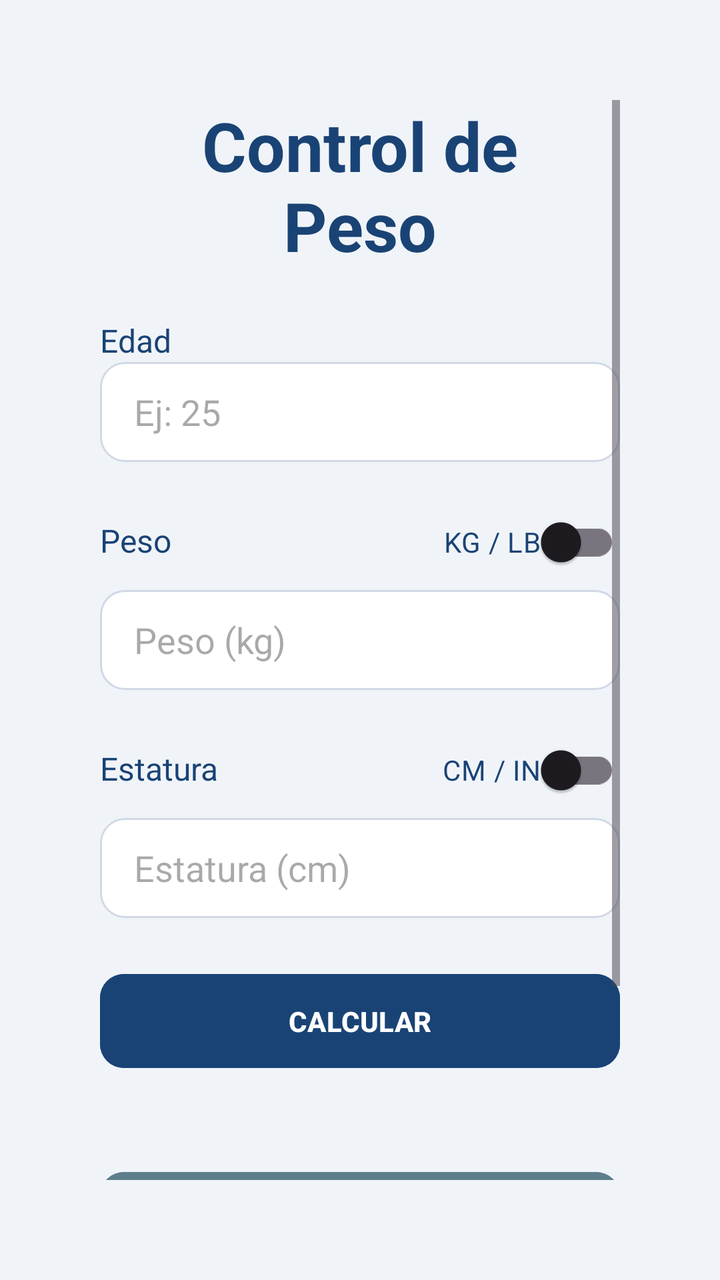
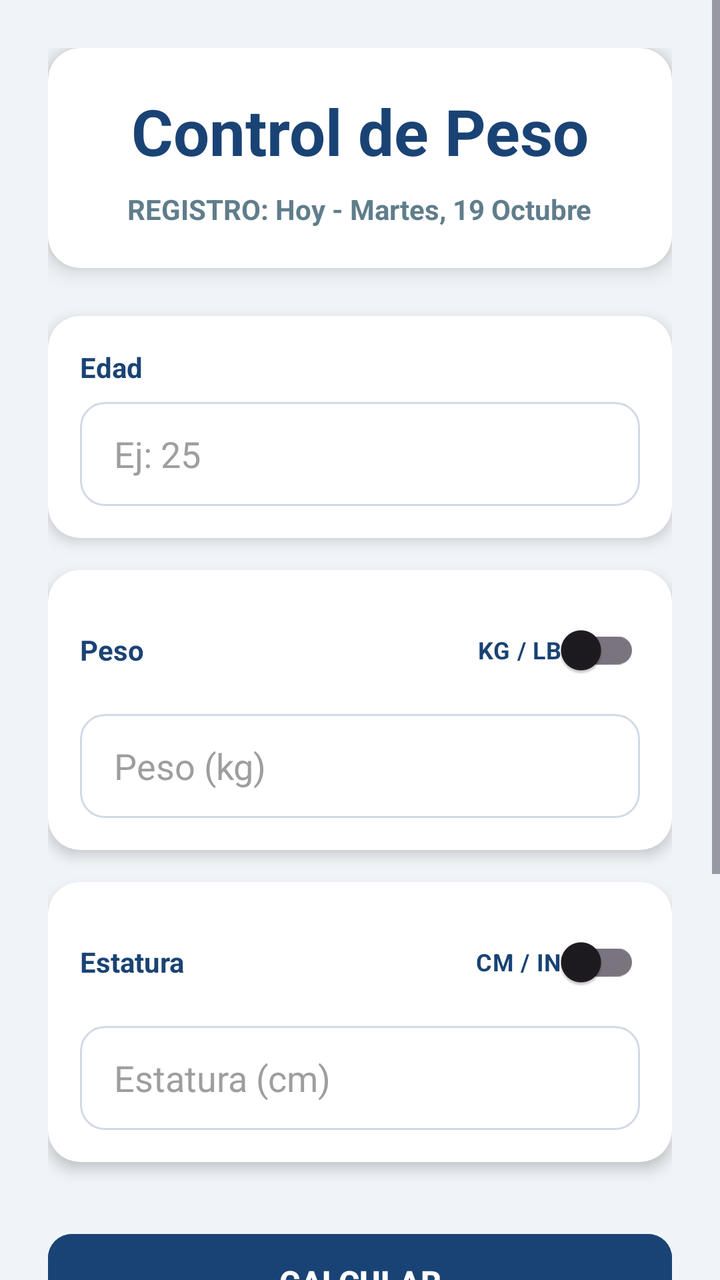

Screens rendered from an Android XML layout before and after an edit, with the pre-edit source and the edit as a unified diff.
<!-- AndroidManifest.xml: application theme Theme.MiPrimeraApp -->
<!-- res/layout/activity_control_peso.xml -->
<?xml version="1.0" encoding="utf-8"?>
<androidx.constraintlayout.widget.ConstraintLayout xmlns:android="http://schemas.android.com/apk/res/android"
    xmlns:app="http://schemas.android.com/apk/res-auto"
    xmlns:tools="http://schemas.android.com/tools"
    android:layout_width="match_parent"
    android:layout_height="match_parent"
    tools:context=".Control_peso">

    
    <ScrollView
        android:layout_width="0dp"
        android:layout_height="0dp"
        android:background="#F0F4F8"
        android:fillViewport="true"
        android:padding="50dp"
        app:layout_constraintTop_toTopOf="parent"
        app:layout_constraintBottom_toBottomOf="parent"
        app:layout_constraintStart_toStartOf="parent"
        app:layout_constraintEnd_toEndOf="parent">

        <LinearLayout
            android:layout_width="match_parent"
            android:layout_height="wrap_content"
            android:orientation="vertical">

            
            <TextView
                android:id="@+id/txtVTitle"
                android:layout_width="match_parent"
                android:layout_height="wrap_content"
                android:layout_marginBottom="24dp"
                android:gravity="center"
                android:paddingHorizontal="16dp"
                android:text="Control de Peso"
                android:textColor="#1A4375"
                android:textSize="34sp"
                android:textStyle="bold" />

            
            <TextView
                android:id="@+id/txtVsubtitle_edad"
                android:layout_width="match_parent"
                android:layout_height="wrap_content"
                android:text="Edad"
                android:textColor="#1A4375"
                android:textSize="16sp" />
            

            <EditText
                android:id="@+id/txtNedad"
                style="@style/EditTextRounded"
                android:layout_width="match_parent"
                android:layout_height="50dp"
                android:hint="Ej: 25"
                android:maxLength="3"
                android:inputType="number"/>

            
            <LinearLayout
                android:layout_width="match_parent"
                android:layout_height="wrap_content"
                android:orientation="horizontal"
                android:layout_marginTop="16dp">

                
                <TextView
                    android:id="@+id/txtVsubtitle_peso"
                    android:layout_width="0dp"
                    android:layout_height="wrap_content"
                    android:layout_weight="1"
                    android:text="Peso"
                    android:textColor="#1A4375"
                    android:textSize="16sp" />
                
                <androidx.appcompat.widget.SwitchCompat
                    android:id="@+id/swPesoUnit"
                    android:layout_width="wrap_content"
                    android:layout_height="wrap_content"
                    android:textColor="#1A4375"
                    android:text="KG / LB"
                    android:thumbTint="#1A4375"
                    android:trackTint="#1A4375"/>
            </LinearLayout>

            <EditText
                android:id="@+id/etPeso"
                style="@style/EditTextRounded"
                android:layout_width="match_parent"
                android:layout_height="50dp"
                android:hint="Peso (kg)"
                android:maxLength="3"
                android:inputType="numberDecimal"/>

            
            <LinearLayout
                android:layout_width="match_parent"
                android:layout_height="wrap_content"
                android:orientation="horizontal"
                android:layout_marginTop="16dp">

                
                <TextView
                    android:id="@+id/txtVsubtitle_esttura"
                    android:layout_width="0dp"
                    android:layout_height="wrap_content"
                    android:layout_weight="1"
                    android:text="Estatura"
                    android:textColor="#1A4375"
                    android:textSize="16sp" />

                
                <androidx.appcompat.widget.SwitchCompat
                    android:id="@+id/swEstaturaUnit"
                    android:layout_width="wrap_content"
                    android:layout_height="wrap_content"
                    android:textColor="#1A4375"
                    android:text="CM / IN"
                    android:thumbTint="#1A4375"
                    android:trackTint="#1A4375"/>
            </LinearLayout>

            
            <EditText
                android:id="@+id/etEstatura"
                style="@style/EditTextRounded"
                android:layout_width="match_parent"
                android:layout_height="50dp"
                android:hint="Estatura (cm)"
                android:maxLength="3"
                android:inputType="numberDecimal"/>

            
            <Button
                android:id="@+id/btnCalcular"
                android:layout_width="match_parent"
                android:layout_height="55dp"
                android:text="CALCULAR"
                android:textStyle="bold"
                android:backgroundTint="#1A4375"
                android:textColor="#FFFFFF"
                app:cornerRadius="12dp"
                android:layout_marginBottom="32dp"
                android:layout_marginTop="24dp"/>

            <Button
                android:id="@+id/btnHistorial"
                android:layout_width="match_parent"
                android:layout_height="55dp"
                android:layout_marginTop="12dp"
                android:text="VER HISTORIAL"
                android:textStyle="bold"
                android:backgroundTint="#607D8B"
                android:textColor="#FFFFFF"
                app:cornerRadius="12dp"/>

            
            <androidx.cardview.widget.CardView
                android:layout_width="match_parent"
                android:layout_height="wrap_content"
                android:layout_marginTop="24dp"
                app:cardCornerRadius="16dp"
                app:cardElevation="6dp">

                
                <LinearLayout
                    android:layout_width="match_parent"
                    android:layout_height="wrap_content"
                    android:orientation="vertical"
                    android:padding="16dp">

                    
                    <LinearLayout
                        android:layout_width="match_parent"
                        android:layout_height="wrap_content"
                        android:orientation="horizontal">

                        
                        <LinearLayout
                            android:layout_width="0dp"
                            android:layout_height="wrap_content"
                            android:layout_weight="1"
                            android:orientation="vertical"
                            android:gravity="center">

                            
                            <TextView
                                android:id="@+id/txtVr_IMC"
                                android:layout_width="wrap_content"
                                android:layout_height="wrap_content"
                                android:text="IMC"
                                android:textColor="#666"
                                android:textSize="12sp" />
                            
                            <TextView
                                android:id="@+id/tvIMC"
                                android:layout_width="wrap_content"
                                android:layout_height="wrap_content"
                                android:text="--"
                                android:textSize="18sp"
                                android:textStyle="bold"
                                android:textColor="#2E7D32"/>
                        </LinearLayout>

                        
                        <LinearLayout
                            android:layout_width="0dp"
                            android:layout_height="wrap_content"
                            android:layout_weight="1"
                            android:orientation="vertical"
                            android:gravity="center">

                            
                            <TextView
                                android:id="@+id/txtr_Peso"
                                android:layout_width="wrap_content"
                                android:layout_height="wrap_content"
                                android:text="Peso Ideal"
                                android:textColor="#666"
                                android:textSize="12sp" />

                            
                            <TextView
                                android:id="@+id/tvPesoIdeal"
                                android:layout_width="wrap_content"
                                android:layout_height="wrap_content"
                                android:text="--"
                                android:textSize="18sp"
                                android:textStyle="bold"
                                android:textColor="#2E7D32"/>
                        </LinearLayout>

                        
                        <LinearLayout
                            android:layout_width="0dp"
                            android:layout_height="wrap_content"
                            android:layout_weight="1"
                            android:orientation="vertical"
                            android:gravity="center">

                            
                            <TextView
                                android:id="@+id/txtr_grasa"
                                android:layout_width="wrap_content"
                                android:layout_height="wrap_content"
                                android:text="Grasa"
                                android:textColor="#666"
                                android:textSize="12sp" />

                            
                            <TextView
                                android:id="@+id/tvGrasa"
                                android:layout_width="wrap_content"
                                android:layout_height="wrap_content"
                                android:text="--"
                                android:textSize="18sp"
                                android:textStyle="bold"
                                android:textColor="#2E7D32"/>
                        </LinearLayout>

                    </LinearLayout>

                    
                    <View
                        android:layout_width="match_parent"
                        android:layout_height="1dp"
                        android:layout_marginTop="12dp"
                        android:layout_marginBottom="12dp"
                        android:background="#DDDDDD"/>

                    
                    <TextView
                        android:id="@+id/tvClasificacion"
                        android:layout_width="match_parent"
                        android:layout_height="wrap_content"
                        android:gravity="center"
                        android:text="Resultados"
                        android:textColor="#1A4375"
                        android:textSize="16sp"
                        android:textStyle="bold" />

                </LinearLayout>

            </androidx.cardview.widget.CardView>

        </LinearLayout>
    </ScrollView>

</androidx.constraintlayout.widget.ConstraintLayout>
<!-- resources referenced by this layout -->
<resources>
  <style name="EditTextRounded">
          <item name="android:paddingLeft">17dp</item>
          <item name="android:paddingRight">17dp</item>
          <item name="android:background">@drawable/input_rounf</item>
      </style>
  <style name="Theme.MiPrimeraApp" parent="Base.Theme.MiPrimeraApp" />
  <!-- drawable input_rounf (drawable) -->
  <?xml version="1.0" encoding="utf-8"?>
  <shape xmlns:android="http://schemas.android.com/apk/res/android">
      <solid android:color="#FFFFFF"/>
      <stroke android:width="1dp" android:color="#D1D9E6"/>
      <corners android:radius="12dp"/>
  </shape>
  <style name="Base.Theme.MiPrimeraApp" parent="Theme.Material3.DayNight.NoActionBar">
          
          
       </style>
</resources>

<!-- the commit's change to res/layout/activity_control_peso.xml (unified diff, before → after) -->
@@ -1,180 +1,244 @@
 <?xml version="1.0" encoding="utf-8"?>
-<androidx.constraintlayout.widget.ConstraintLayout xmlns:android="http://schemas.android.com/apk/res/android"
+<androidx.constraintlayout.widget.ConstraintLayout
+    xmlns:android="http://schemas.android.com/apk/res/android"
     xmlns:app="http://schemas.android.com/apk/res-auto"
     xmlns:tools="http://schemas.android.com/tools"
     android:layout_width="match_parent"
     android:layout_height="match_parent"
     tools:context=".Control_peso">
 
-    
     <ScrollView
-        android:layout_width="0dp"
-        android:layout_height="0dp"
+        android:layout_width="match_parent"
+        android:layout_height="match_parent"
         android:background="#F0F4F8"
-        android:fillViewport="true"
-        android:padding="50dp"
-        app:layout_constraintTop_toTopOf="parent"
-        app:layout_constraintBottom_toBottomOf="parent"
-        app:layout_constraintStart_toStartOf="parent"
-        app:layout_constraintEnd_toEndOf="parent">
+        android:fillViewport="true">
 
         <LinearLayout
             android:layout_width="match_parent"
             android:layout_height="wrap_content"
-            android:orientation="vertical">
-
-            
-            <TextView
-                android:id="@+id/txtVTitle"
-                android:layout_width="match_parent"
-                android:layout_height="wrap_content"
-                android:layout_marginBottom="24dp"
-                android:gravity="center"
-                android:paddingHorizontal="16dp"
-                android:text="Control de Peso"
-                android:textColor="#1A4375"
-                android:textSize="34sp"
-                android:textStyle="bold" />
-
-            
-            <TextView
-                android:id="@+id/txtVsubtitle_edad"
-                android:layout_width="match_parent"
-                android:layout_height="wrap_content"
-                android:text="Edad"
-                android:textColor="#1A4375"
-                android:textSize="16sp" />
-            
-
-            <EditText
-                android:id="@+id/txtNedad"
-                style="@style/EditTextRounded"
-                android:layout_width="match_parent"
-                android:layout_height="50dp"
-                android:hint="Ej: 25"
-                android:maxLength="3"
-                android:inputType="number"/>
-
-            
-            <LinearLayout
-                android:layout_width="match_parent"
-                android:layout_height="wrap_content"
-                android:orientation="horizontal"
-                android:layout_marginTop="16dp">
-
-                
-                <TextView
-                    android:id="@+id/txtVsubtitle_peso"
-                    android:layout_width="0dp"
-                    android:layout_height="wrap_content"
-                    android:layout_weight="1"
-                    android:text="Peso"
-                    android:textColor="#1A4375"
-                    android:textSize="16sp" />
-                
-                <androidx.appcompat.widget.SwitchCompat
-                    android:id="@+id/swPesoUnit"
-                    android:layout_width="wrap_content"
-                    android:layout_height="wrap_content"
-                    android:textColor="#1A4375"
-                    android:text="KG / LB"
-                    android:thumbTint="#1A4375"
-                    android:trackTint="#1A4375"/>
-            </LinearLayout>
-
-            <EditText
-                android:id="@+id/etPeso"
-                style="@style/EditTextRounded"
-                android:layout_width="match_parent"
-                android:layout_height="50dp"
-                android:hint="Peso (kg)"
-                android:maxLength="3"
-                android:inputType="numberDecimal"/>
-
-            
-            <LinearLayout
-                android:layout_width="match_parent"
-                android:layout_height="wrap_content"
-                android:orientation="horizontal"
-                android:layout_marginTop="16dp">
-
-                
-                <TextView
-                    android:id="@+id/txtVsubtitle_esttura"
-                    android:layout_width="0dp"
-                    android:layout_height="wrap_content"
-                    android:layout_weight="1"
-                    android:text="Estatura"
-                    android:textColor="#1A4375"
-                    android:textSize="16sp" />
-
-                
-                <androidx.appcompat.widget.SwitchCompat
-                    android:id="@+id/swEstaturaUnit"
-                    android:layout_width="wrap_content"
-                    android:layout_height="wrap_content"
-                    android:textColor="#1A4375"
-                    android:text="CM / IN"
-                    android:thumbTint="#1A4375"
-                    android:trackTint="#1A4375"/>
-            </LinearLayout>
-
-            
-            <EditText
-                android:id="@+id/etEstatura"
-                style="@style/EditTextRounded"
-                android:layout_width="match_parent"
-                android:layout_height="50dp"
-                android:hint="Estatura (cm)"
-                android:maxLength="3"
-                android:inputType="numberDecimal"/>
-
-            
+            android:orientation="vertical"
+            android:padding="24dp">
+
+            <androidx.cardview.widget.CardView
+                android:layout_width="match_parent"
+                android:layout_height="wrap_content"
+                app:cardCornerRadius="16dp"
+                app:cardElevation="6dp"
+                android:layout_marginBottom="24dp">
+
+                <LinearLayout
+                    android:layout_width="match_parent"
+                    android:layout_height="wrap_content"
+                    android:orientation="vertical"
+                    android:padding="20dp"
+                    android:gravity="center">
+
+                    <TextView
+                        android:id="@+id/txtVTitle"
+                        android:layout_width="wrap_content"
+                        android:layout_height="wrap_content"
+                        android:text="Control de Peso"
+                        android:textColor="#1A4375"
+                        android:textSize="32sp"
+                        android:textStyle="bold"
+                        android:layout_marginBottom="8dp"/>
+
+                    <TextView
+                        android:layout_width="wrap_content"
+                        android:layout_height="wrap_content"
+                        android:text="REGISTRO: Hoy - Martes, 19 Octubre"
+                        android:textColor="#607D8B"
+                        android:textSize="14sp"
+                        android:textStyle="bold"/>
+                </LinearLayout>
+            </androidx.cardview.widget.CardView>
+
+            <androidx.cardview.widget.CardView
+                android:layout_width="match_parent"
+                android:layout_height="wrap_content"
+                app:cardCornerRadius="16dp"
+                app:cardElevation="4dp"
+                android:layout_marginBottom="16dp">
+
+                <LinearLayout
+                    android:layout_width="match_parent"
+                    android:layout_height="wrap_content"
+                    android:orientation="vertical"
+                    android:padding="16dp">
+
+                    <TextView
+                        android:id="@+id/txtVsubtitle_edad"
+                        android:layout_width="match_parent"
+                        android:layout_height="wrap_content"
+                        android:text="Edad"
+                        android:textColor="#1A4375"
+                        android:textSize="14sp"
+                        android:textStyle="bold"
+                        android:layout_marginBottom="8dp"/>
+
+                    <EditText
+                        android:id="@+id/txtNedad"
+                        style="@style/EditTextRounded"
+                        android:layout_width="match_parent"
+                        android:layout_height="52dp"
+                        android:hint="Ej: 25"
+                        android:maxLength="3"
+                        android:inputType="number"
+                        android:textColorHint="#9E9E9E"/>
+                </LinearLayout>
+            </androidx.cardview.widget.CardView>
+
+            <androidx.cardview.widget.CardView
+                android:layout_width="match_parent"
+                android:layout_height="wrap_content"
+                app:cardCornerRadius="16dp"
+                app:cardElevation="4dp"
+                android:layout_marginBottom="16dp">
+
+                <LinearLayout
+                    android:layout_width="match_parent"
+                    android:layout_height="wrap_content"
+                    android:orientation="vertical"
+                    android:padding="16dp">
+
+                    <LinearLayout
+                        android:layout_width="match_parent"
+                        android:layout_height="wrap_content"
+                        android:orientation="horizontal"
+                        android:gravity="center_vertical"
+                        android:layout_marginBottom="8dp">
+
+                        <TextView
+                            android:id="@+id/txtVsubtitle_peso"
+                            android:layout_width="0dp"
+                            android:layout_height="wrap_content"
+                            android:layout_weight="1"
+                            android:text="Peso"
+                            android:textColor="#1A4375"
+                            android:textSize="14sp"
+                            android:textStyle="bold" />
+
+                        <androidx.appcompat.widget.SwitchCompat
+                            android:id="@+id/swPesoUnit"
+                            android:layout_width="wrap_content"
+                            android:layout_height="wrap_content"
+                            android:text="KG / LB"
+                            android:textColor="#1A4375"
+                            android:textStyle="bold"
+                            android:textSize="12sp"
+                            android:thumbTint="#1A4375"
+                            android:trackTint="#1A4375"/>
+                    </LinearLayout>
+
+                    <EditText
+                        android:id="@+id/etPeso"
+                        style="@style/EditTextRounded"
+                        android:layout_width="match_parent"
+                        android:layout_height="52dp"
+                        android:hint="Peso (kg)"
+                        android:maxLength="3"
+                        android:inputType="numberDecimal"
+                        android:textColorHint="#9E9E9E"/>
+                </LinearLayout>
+            </androidx.cardview.widget.CardView>
+
+            <androidx.cardview.widget.CardView
+                android:layout_width="match_parent"
+                android:layout_height="wrap_content"
+                app:cardCornerRadius="16dp"
+                app:cardElevation="4dp"
+                android:layout_marginBottom="32dp">
+
+                <LinearLayout
+                    android:layout_width="match_parent"
+                    android:layout_height="wrap_content"
+                    android:orientation="vertical"
+                    android:padding="16dp">
+
+                    <LinearLayout
+                        android:layout_width="match_parent"
+                        android:layout_height="wrap_content"
+                        android:orientation="horizontal"
+                        android:gravity="center_vertical"
+                        android:layout_marginBottom="8dp">
+
+                        <TextView
+                            android:id="@+id/txtVsubtitle_esttura"
+                            android:layout_width="0dp"
+                            android:layout_height="wrap_content"
+                            android:layout_weight="1"
+                            android:text="Estatura"
+                            android:textColor="#1A4375"
+                            android:textSize="14sp"
+                            android:textStyle="bold" />
+
+                        <androidx.appcompat.widget.SwitchCompat
+                            android:id="@+id/swEstaturaUnit"
+                            android:layout_width="wrap_content"
+                            android:layout_height="wrap_content"
+                            android:text="CM / IN"
+                            android:textColor="#1A4375"
+                            android:textStyle="bold"
+                            android:textSize="12sp"
+                            android:thumbTint="#1A4375"
+                            android:trackTint="#1A4375"/>
+                    </LinearLayout>
+
+                    <EditText
+                        android:id="@+id/etEstatura"
+                        style="@style/EditTextRounded"
+                        android:layout_width="match_parent"
+                        android:layout_height="52dp"
+                        android:hint="Estatura (cm)"
+                        android:maxLength="3"
+                        android:inputType="numberDecimal"
+                        android:textColorHint="#9E9E9E"/>
+                </LinearLayout>
+            </androidx.cardview.widget.CardView>
+
             <Button
                 android:id="@+id/btnCalcular"
                 android:layout_width="match_parent"
-                android:layout_height="55dp"
+                android:layout_height="56dp"
                 android:text="CALCULAR"
                 android:textStyle="bold"
+                android:textSize="16sp"
                 android:backgroundTint="#1A4375"
                 android:textColor="#FFFFFF"
                 app:cornerRadius="12dp"
-                android:layout_marginBottom="32dp"
-                android:layout_marginTop="24dp"/>
+                android:layout_marginBottom="12dp"/>
 
             <Button
                 android:id="@+id/btnHistorial"
                 android:layout_width="match_parent"
-                android:layout_height="55dp"
-                android:layout_marginTop="12dp"
+                android:layout_height="56dp"
                 android:text="VER HISTORIAL"
                 android:textStyle="bold"
+                android:textSize="16sp"
                 android:backgroundTint="#607D8B"
                 android:textColor="#FFFFFF"
-                app:cornerRadius="12dp"/>
-
-            
-            <androidx.cardview.widget.CardView
-                android:layout_width="match_parent"
-                android:layout_height="wrap_content"
-                android:layout_marginTop="24dp"
+                app:cornerRadius="12dp"
+                android:layout_marginBottom="32dp"/>
+
+            <androidx.cardview.widget.CardView
+                android:layout_width="match_parent"
+                android:layout_height="wrap_content"
                 app:cardCornerRadius="16dp"
                 app:cardElevation="6dp">
 
-                
-                <LinearLayout
-                    android:layout_width="match_parent"
-                    android:layout_height="wrap_content"
-                    android:orientation="vertical"
-                    android:padding="16dp">
-
-                    
+                <LinearLayout
+                    android:layout_width="match_parent"
+                    android:layout_height="wrap_content"
+                    android:orientation="vertical"
+                    android:padding="20dp">
+
                     <LinearLayout
                         android:layout_width="match_parent"
                         android:layout_height="wrap_content"
-                        android:orientation="horizontal">
-
-                        
+                        android:orientation="horizontal"
+                        android:weightSum="3"
+                        android:layout_marginBottom="16dp">
+
                         <LinearLayout
                             android:layout_width="0dp"
                             android:layout_height="wrap_content"
@@ -182,26 +246,25 @@
                             android:orientation="vertical"
                             android:gravity="center">
 
-                            
                             <TextView
                                 android:id="@+id/txtVr_IMC"
                                 android:layout_width="wrap_content"
                                 android:layout_height="wrap_content"
                                 android:text="IMC"
-                                android:textColor="#666"
-                                android:textSize="12sp" />
-                            
+                                android:textColor="#666666"
+                                android:textSize="13sp"
+                                android:textStyle="bold"/>
+
                             <TextView
                                 android:id="@+id/tvIMC"
                                 android:layout_width="wrap_content"
                                 android:layout_height="wrap_content"
                                 android:text="--"
-                                android:textSize="18sp"
+                                android:textSize="22sp"
                                 android:textStyle="bold"
                                 android:textColor="#2E7D32"/>
                         </LinearLayout>
 
-                        
                         <LinearLayout
                             android:layout_width="0dp"
                             android:layout_height="wrap_content"
@@ -209,27 +272,25 @@
                             android:orientation="vertical"
                             android:gravity="center">
 
-                            
                             <TextView
                                 android:id="@+id/txtr_Peso"
                                 android:layout_width="wrap_content"
                                 android:layout_height="wrap_content"
                                 android:text="Peso Ideal"
-                                android:textColor="#666"
-                                android:textSize="12sp" />
-
-                            
+                                android:textColor="#666666"
+                                android:textSize="13sp"
+                                android:textStyle="bold"/>
+
                             <TextView
                                 android:id="@+id/tvPesoIdeal"
                                 android:layout_width="wrap_content"
                                 android:layout_height="wrap_content"
                                 android:text="--"
-                                android:textSize="18sp"
+                                android:textSize="22sp"
                                 android:textStyle="bold"
                                 android:textColor="#2E7D32"/>
                         </LinearLayout>
 
-                        
                         <LinearLayout
                             android:layout_width="0dp"
                             android:layout_height="wrap_content"
@@ -237,37 +298,32 @@
                             android:orientation="vertical"
                             android:gravity="center">
 
-                            
                             <TextView
                                 android:id="@+id/txtr_grasa"
                                 android:layout_width="wrap_content"
                                 android:layout_height="wrap_content"
                                 android:text="Grasa"
-                                android:textColor="#666"
-                                android:textSize="12sp" />
-
-                            
+                                android:textColor="#666666"
+                                android:textSize="13sp"
+                                android:textStyle="bold"/>
+
                             <TextView
                                 android:id="@+id/tvGrasa"
                                 android:layout_width="wrap_content"
                                 android:layout_height="wrap_content"
                                 android:text="--"
-                                android:textSize="18sp"
+                                android:textSize="22sp"
                                 android:textStyle="bold"
                                 android:textColor="#2E7D32"/>
                         </LinearLayout>
-
                     </LinearLayout>
 
-                    
                     <View
                         android:layout_width="match_parent"
                         android:layout_height="1dp"
-                        android:layout_marginTop="12dp"
-                        android:layout_marginBottom="12dp"
-                        android:background="#DDDDDD"/>
-
-                    
+                        android:layout_marginBottom="16dp"
+                        android:background="#E0E0E0"/>
+
                     <TextView
                         android:id="@+id/tvClasificacion"
                         android:layout_width="match_parent"
@@ -275,14 +331,11 @@
                         android:gravity="center"
                         android:text="Resultados"
                         android:textColor="#1A4375"
-                        android:textSize="16sp"
+                        android:textSize="18sp"
                         android:textStyle="bold" />
-
-                </LinearLayout>
-
+                </LinearLayout>
             </androidx.cardview.widget.CardView>
 
         </LinearLayout>
     </ScrollView>
-
 </androidx.constraintlayout.widget.ConstraintLayout>
